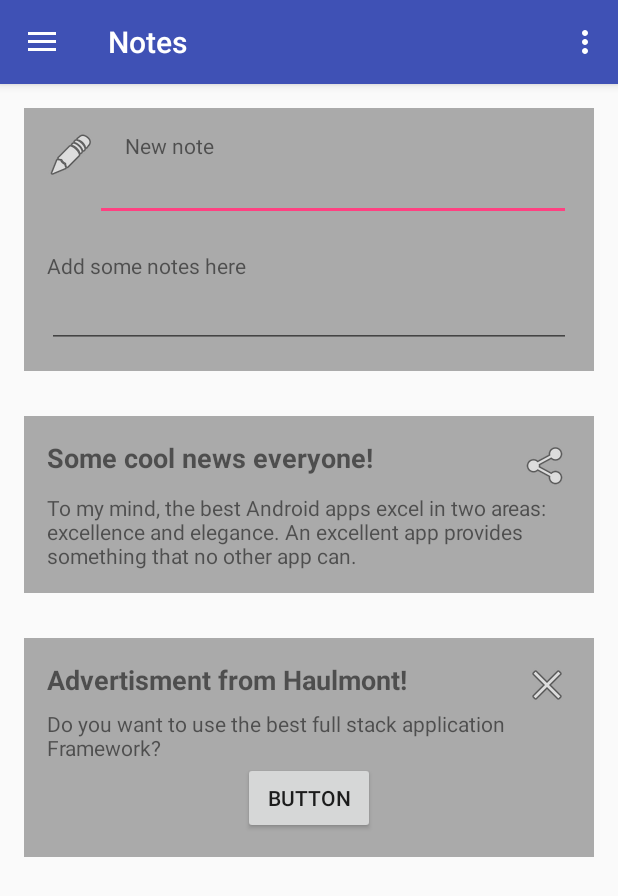
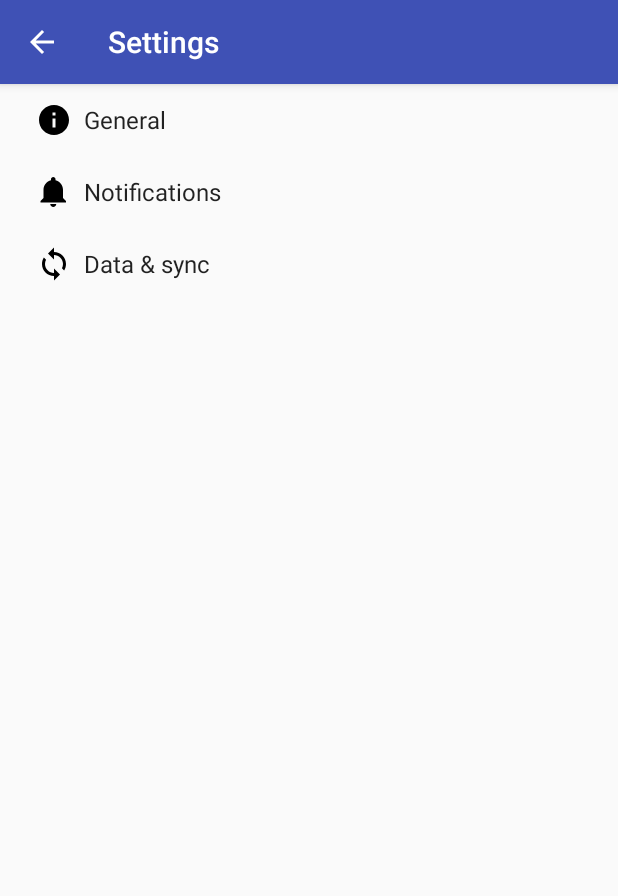
Before and after one commit to iglin/Lab1-UI, an Android app: the screen it shows after launch (MainActivity before the commit, SettingsActivity after it), in the side drawer, after a tap on "Settings", on a phone screen of 412 x 824 dp. Shown: the top 896 px of the screen. Run offline under Robolectric (Android 15) with nearby library versions, the phone set to English and light mode, and no system bars.

Commit message:
default settings activity

```diff
--- a/app/build.gradle
+++ b/app/build.gradle
@@ -10,6 +10,7 @@ android {
         targetSdkVersion 24
         versionCode 1
         versionName "1.0"
+        vectorDrawables.useSupportLibrary = true
     }
     buildTypes {
         release {
@@ -21,7 +22,9 @@ android {
 
 dependencies {
     compile fileTree(dir: 'libs', include: ['*.jar'])
-    testCompile 'junit:junit:4.12'
     compile 'com.android.support:appcompat-v7:24.2.1'
     compile 'com.android.support:design:24.2.1'
+    compile 'com.android.support:support-v4:24.2.1'
+    compile 'com.android.support:support-vector-drawable:24.2.1'
+    testCompile 'junit:junit:4.12'
 }
--- a/app/src/main/AndroidManifest.xml
+++ b/app/src/main/AndroidManifest.xml
@@ -18,6 +18,9 @@
                 <category android:name="android.intent.category.LAUNCHER" />
             </intent-filter>
         </activity>
+        <activity
+            android:name=".SettingsActivity"
+            android:label="@string/title_activity_settings"></activity>
     </application>
 
 </manifest>
--- /dev/null
+++ b/app/src/main/java/com/example/alexander/lab1_ui/AppCompatPreferenceActivity.java
@@ -0,0 +1,109 @@
+package com.example.alexander.lab1_ui;
+
+import android.content.res.Configuration;
+import android.os.Bundle;
+import android.preference.PreferenceActivity;
+import android.support.annotation.LayoutRes;
+import android.support.annotation.Nullable;
+import android.support.v7.app.ActionBar;
+import android.support.v7.app.AppCompatDelegate;
+import android.support.v7.widget.Toolbar;
+import android.view.MenuInflater;
+import android.view.View;
+import android.view.ViewGroup;
+
+/**
+ * A {@link android.preference.PreferenceActivity} which implements and proxies the necessary calls
+ * to be used with AppCompat.
+ */
+public abstract class AppCompatPreferenceActivity extends PreferenceActivity {
+
+    private AppCompatDelegate mDelegate;
+
+    @Override
+    protected void onCreate(Bundle savedInstanceState) {
+        getDelegate().installViewFactory();
+        getDelegate().onCreate(savedInstanceState);
+        super.onCreate(savedInstanceState);
+    }
+
+    @Override
+    protected void onPostCreate(Bundle savedInstanceState) {
+        super.onPostCreate(savedInstanceState);
+        getDelegate().onPostCreate(savedInstanceState);
+    }
+
+    public ActionBar getSupportActionBar() {
+        return getDelegate().getSupportActionBar();
+    }
+
+    public void setSupportActionBar(@Nullable Toolbar toolbar) {
+        getDelegate().setSupportActionBar(toolbar);
+    }
+
+    @Override
+    public MenuInflater getMenuInflater() {
+        return getDelegate().getMenuInflater();
+    }
+
+    @Override
+    public void setContentView(@LayoutRes int layoutResID) {
+        getDelegate().setContentView(layoutResID);
+    }
+
+    @Override
+    public void setContentView(View view) {
+        getDelegate().setContentView(view);
+    }
+
+    @Override
+    public void setContentView(View view, ViewGroup.LayoutParams params) {
+        getDelegate().setContentView(view, params);
+    }
+
+    @Override
+    public void addContentView(View view, ViewGroup.LayoutParams params) {
+        getDelegate().addContentView(view, params);
+    }
+
+    @Override
+    protected void onPostResume() {
+        super.onPostResume();
+        getDelegate().onPostResume();
+    }
+
+    @Override
+    protected void onTitleChanged(CharSequence title, int color) {
+        super.onTitleChanged(title, color);
+        getDelegate().setTitle(title);
+    }
+
+    @Override
+    public void onConfigurationChanged(Configuration newConfig) {
+        super.onConfigurationChanged(newConfig);
+        getDelegate().onConfigurationChanged(newConfig);
+    }
+
+    @Override
+    protected void onStop() {
+        super.onStop();
+        getDelegate().onStop();
+    }
+
+    @Override
+    protected void onDestroy() {
+        super.onDestroy();
+        getDelegate().onDestroy();
+    }
+
+    public void invalidateOptionsMenu() {
+        getDelegate().invalidateOptionsMenu();
+    }
+
+    private AppCompatDelegate getDelegate() {
+        if (mDelegate == null) {
+            mDelegate = AppCompatDelegate.create(this, null);
+        }
+        return mDelegate;
+    }
+}
--- a/app/src/main/java/com/example/alexander/lab1_ui/MainActivity.java
+++ b/app/src/main/java/com/example/alexander/lab1_ui/MainActivity.java
@@ -1,9 +1,7 @@
 package com.example.alexander.lab1_ui;
 
+import android.content.Intent;
 import android.os.Bundle;
-import android.support.design.widget.FloatingActionButton;
-import android.support.design.widget.Snackbar;
-import android.view.View;
 import android.support.design.widget.NavigationView;
 import android.support.v4.view.GravityCompat;
 import android.support.v4.widget.DrawerLayout;
@@ -93,7 +91,11 @@ public class MainActivity extends AppCompatActivity
         } else if (id == R.id.nav_tags) {
 
         } else if (id == R.id.nav_settings) {
-
+            Intent intent = new Intent(this, SettingsActivity.class);
+         //   EditText editText = (EditText) findViewById(R.id.edit_message);
+         //   String message = editText.getText().toString();
+         //  intent.putExtra(EXTRA_MESSAGE, message);
+            startActivity(intent);
         }
 
         DrawerLayout drawer = (DrawerLayout) findViewById(R.id.drawer_layout);
--- /dev/null
+++ b/app/src/main/res/drawable/ic_info_black_24dp.xml
@@ -0,0 +1,9 @@
+<vector xmlns:android="http://schemas.android.com/apk/res/android"
+    android:width="24dp"
+    android:height="24dp"
+    android:viewportHeight="24.0"
+    android:viewportWidth="24.0">
+    <path
+        android:fillColor="#FF000000"
+        android:pathData="M12,2C6.48,2 2,6.48 2,12s4.48,10 10,10 10,-4.48 10,-10S17.52,2 12,2zm1,15h-2v-6h2v6zm0,-8h-2V7h2v2z" />
+</vector>
--- /dev/null
+++ b/app/src/main/res/drawable/ic_notifications_black_24dp.xml
@@ -0,0 +1,9 @@
+<vector xmlns:android="http://schemas.android.com/apk/res/android"
+    android:width="24dp"
+    android:height="24dp"
+    android:viewportHeight="24.0"
+    android:viewportWidth="24.0">
+    <path
+        android:fillColor="#FF000000"
+        android:pathData="M11.5,22c1.1,0 2,-0.9 2,-2h-4c0,1.1 0.9,2 2,2zm6.5,-6v-5.5c0,-3.07 -2.13,-5.64 -5,-6.32V3.5c0,-0.83 -0.67,-1.5 -1.5,-1.5S10,2.67 10,3.5v0.68c-2.87,0.68 -5,3.25 -5,6.32V16l-2,2v1h17v-1l-2,-2z" />
+</vector>
--- a/app/src/main/res/drawable/ic_person_black_24px.xml
+++ /dev/null
@@ -1,5 +0,0 @@
-<vector android:autoMirrored="true" android:height="24dp"
-    android:viewportHeight="24.0" android:viewportWidth="24.0"
-    android:width="24dp" xmlns:android="http://schemas.android.com/apk/res/android">
-    <path android:fillColor="#000000" android:pathData="M12,12c2.21,0 4,-1.79 4,-4s-1.79,-4 -4,-4 -4,1.79 -4,4 1.79,4 4,4zM12,14c-2.67,0 -8,1.34 -8,4v2h16v-2c0,-2.66 -5.33,-4 -8,-4z"/>
-</vector>
--- /dev/null
+++ b/app/src/main/res/drawable/ic_sync_black_24dp.xml
@@ -0,0 +1,9 @@
+<vector xmlns:android="http://schemas.android.com/apk/res/android"
+    android:width="24dp"
+    android:height="24dp"
+    android:viewportHeight="24.0"
+    android:viewportWidth="24.0">
+    <path
+        android:fillColor="#FF000000"
+        android:pathData="M12 4V1L8 5l4 4V6c3.31 0 6 2.69 6 6 0 1.01,-.25 1.97,-.7 2.8l1.46 1.46C19.54 15.03 20 13.57 20 12c0,-4.42,-3.58,-8,-8,-8zm0 14c-3.31 0,-6,-2.69,-6,-6 0,-1.01.25,-1.97.7,-2.8L5.24 7.74C4.46 8.97 4 10.43 4 12c0 4.42 3.58 8 8 8v3l4,-4,-4,-4v3z" />
+</vector>
--- a/app/src/main/res/values/strings.xml
+++ b/app/src/main/res/values/strings.xml
@@ -23,4 +23,77 @@
 
     <string name="about_title">About</string>
     <string name="about_message">Laboratory work#1 \nAuthor: Iglin A. \nGroup: 6134M \nUniversity: SSAU</string>
+    <string name="title_activity_settings">Settings</string>
+
+    <!-- Strings related to Settings -->
+
+    <!-- Example General settings -->
+    <string name="pref_header_general">General</string>
+
+    <string name="pref_title_social_recommendations">Enable social recommendations</string>
+    <string name="pref_description_social_recommendations">Recommendations for people to contact
+        based on your message history
+    </string>
+
+    <string name="pref_title_display_name">Display name</string>
+    <string name="pref_default_display_name">John Smith</string>
+
+    <string name="pref_title_add_friends_to_messages">Add friends to messages</string>
+    <string-array name="pref_example_list_titles">
+        <item>Always</item>
+        <item>When possible</item>
+        <item>Never</item>
+    </string-array>
+    <string-array name="pref_example_list_values">
+        <item>1</item>
+        <item>0</item>
+        <item>-1</item>
+    </string-array>
+
+    <!-- Example settings for Data & Sync -->
+    <string name="pref_header_data_sync">Data &amp; sync</string>
+
+    <string name="pref_title_sync_frequency">Sync frequency</string>
+    <string-array name="pref_sync_frequency_titles">
+        <item>15 minutes</item>
+        <item>30 minutes</item>
+        <item>1 hour</item>
+        <item>3 hours</item>
+        <item>6 hours</item>
+        <item>Never</item>
+    </string-array>
+    <string-array name="pref_sync_frequency_values">
+        <item>15</item>
+        <item>30</item>
+        <item>60</item>
+        <item>180</item>
+        <item>360</item>
+        <item>-1</item>
+    </string-array>
+
+    <string-array name="list_preference_entries">
+        <item>Entry 1</item>
+        <item>Entry 2</item>
+        <item>Entry 3</item>
+    </string-array>
+
+    <string-array name="list_preference_entry_values">
+        <item>1</item>
+        <item>2</item>
+        <item>3</item>
+    </string-array>
+
+    <string-array name="multi_select_list_preference_default_value" />
+
+    <string name="pref_title_system_sync_settings">System sync settings</string>
+
+    <!-- Example settings for Notifications -->
+    <string name="pref_header_notifications">Notifications</string>
+
+    <string name="pref_title_new_message_notifications">New message notifications</string>
+
+    <string name="pref_title_ringtone">Ringtone</string>
+    <string name="pref_ringtone_silent">Silent</string>
+
+    <string name="pref_title_vibrate">Vibrate</string>
 </resources>
--- /dev/null
+++ b/app/src/main/res/xml/pref_data_sync.xml
@@ -0,0 +1,21 @@
+<PreferenceScreen xmlns:android="http://schemas.android.com/apk/res/android">
+
+    <!-- NOTE: Hide buttons to simplify the UI. Users can touch outside the dialog to
+         dismiss it. -->
+    <!-- NOTE: ListPreference's summary should be set to its value by the activity code. -->
+    <ListPreference
+        android:defaultValue="180"
+        android:entries="@array/pref_sync_frequency_titles"
+        android:entryValues="@array/pref_sync_frequency_values"
+        android:key="sync_frequency"
+        android:negativeButtonText="@null"
+        android:positiveButtonText="@null"
+        android:title="@string/pref_title_sync_frequency" />
+
+    <!-- This preference simply launches an intent when selected. Use this UI sparingly, per
+         design guidelines. -->
+    <Preference android:title="@string/pref_title_system_sync_settings">
+        <intent android:action="android.settings.SYNC_SETTINGS" />
+    </Preference>
+
+</PreferenceScreen>
--- /dev/null
+++ b/app/src/main/res/xml/pref_general.xml
@@ -0,0 +1,33 @@
+<PreferenceScreen xmlns:android="http://schemas.android.com/apk/res/android">
+
+    <SwitchPreference
+        android:defaultValue="true"
+        android:key="example_switch"
+        android:summary="@string/pref_description_social_recommendations"
+        android:title="@string/pref_title_social_recommendations" />
+
+    <!-- NOTE: EditTextPreference accepts EditText attributes. -->
+    <!-- NOTE: EditTextPreference's summary should be set to its value by the activity code. -->
+    <EditTextPreference
+        android:capitalize="words"
+        android:defaultValue="@string/pref_default_display_name"
+        android:inputType="textCapWords"
+        android:key="example_text"
+        android:maxLines="1"
+        android:selectAllOnFocus="true"
+        android:singleLine="true"
+        android:title="@string/pref_title_display_name" />
+
+    <!-- NOTE: Hide buttons to simplify the UI. Users can touch outside the dialog to
+         dismiss it. -->
+    <!-- NOTE: ListPreference's summary should be set to its value by the activity code. -->
+    <ListPreference
+        android:defaultValue="-1"
+        android:entries="@array/pref_example_list_titles"
+        android:entryValues="@array/pref_example_list_values"
+        android:key="example_list"
+        android:negativeButtonText="@null"
+        android:positiveButtonText="@null"
+        android:title="@string/pref_title_add_friends_to_messages" />
+
+</PreferenceScreen>
--- /dev/null
+++ b/app/src/main/res/xml/pref_headers.xml
@@ -0,0 +1,20 @@
+<preference-headers xmlns:android="http://schemas.android.com/apk/res/android">
+
+    <!-- These settings headers are only used on tablets. -->
+
+    <header
+        android:fragment="com.example.alexander.lab1_ui.SettingsActivity$GeneralPreferenceFragment"
+        android:icon="@drawable/ic_info_black_24dp"
+        android:title="@string/pref_header_general" />
+
+    <header
+        android:fragment="com.example.alexander.lab1_ui.SettingsActivity$NotificationPreferenceFragment"
+        android:icon="@drawable/ic_notifications_black_24dp"
+        android:title="@string/pref_header_notifications" />
+
+    <header
+        android:fragment="com.example.alexander.lab1_ui.SettingsActivity$DataSyncPreferenceFragment"
+        android:icon="@drawable/ic_sync_black_24dp"
+        android:title="@string/pref_header_data_sync" />
+
+</preference-headers>
--- /dev/null
+++ b/app/src/main/res/xml/pref_notification.xml
@@ -0,0 +1,27 @@
+<PreferenceScreen xmlns:android="http://schemas.android.com/apk/res/android">
+
+    <!-- A 'parent' preference, which enables/disables child preferences (below)
+         when checked/unchecked. -->
+    <SwitchPreference
+        android:defaultValue="true"
+        android:key="notifications_new_message"
+        android:title="@string/pref_title_new_message_notifications" />
+
+    <!-- Allows the user to choose a ringtone in the 'notification' category. -->
+    <!-- NOTE: This preference will be enabled only when the checkbox above is checked. -->
+    <!-- NOTE: RingtonePreference's summary should be set to its value by the activity code. -->
+    <RingtonePreference
+        android:defaultValue="content://settings/system/notification_sound"
+        android:dependency="notifications_new_message"
+        android:key="notifications_new_message_ringtone"
+        android:ringtoneType="notification"
+        android:title="@string/pref_title_ringtone" />
+
+    <!-- NOTE: This preference will be enabled only when the checkbox above is checked. -->
+    <SwitchPreference
+        android:defaultValue="true"
+        android:dependency="notifications_new_message"
+        android:key="notifications_new_message_vibrate"
+        android:title="@string/pref_title_vibrate" />
+
+</PreferenceScreen>
```
Also changed, not shown: app/src/main/java/com/example/alexander/lab1_ui/SettingsActivity.java (added, +254 -0 lines).
